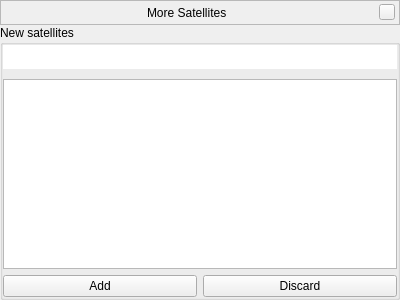
First picture: the form in plugins/Satellites/src/gui/satellitesImportDialog.ui, repository EvilTosha/Stellarium-GSoC12, before the edit.
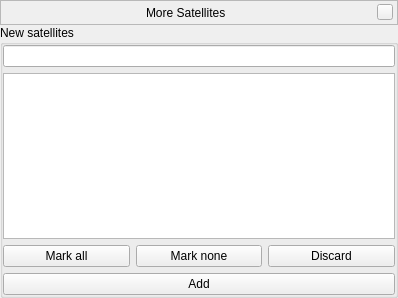
Second picture: the form after the edit. The open tabs and pages were chosen to show the change. Icons and pictures are not drawn. Custom widgets are drawn as their Qt base class.

```diff
--- a/plugins/Satellites/src/gui/satellitesImportDialog.ui
+++ b/plugins/Satellites/src/gui/satellitesImportDialog.ui
@@ -6,8 +6,8 @@
    <rect>
     <x>0</x>
     <y>0</y>
-    <width>400</width>
-    <height>300</height>
+    <width>398</width>
+    <height>298</height>
    </rect>
   </property>
   <layout class="QVBoxLayout" name="verticalLayoutMain">
@@ -186,40 +186,42 @@
            <number>0</number>
           </property>
           <item row="2" column="0">
-           <widget class="QPushButton" name="pushButtonAdd">
+           <widget class="QPushButton" name="pushButtonMarkAll">
             <property name="text">
-             <string>Add</string>
+             <string>Mark all</string>
             </property>
            </widget>
           </item>
           <item row="2" column="1">
+           <widget class="QPushButton" name="pushButtonMarkNone">
+            <property name="text">
+             <string>Mark none</string>
+            </property>
+           </widget>
+          </item>
+          <item row="2" column="2">
            <widget class="QPushButton" name="pushButtonDiscard">
             <property name="text">
              <string>Discard</string>
             </property>
            </widget>
           </item>
-          <item row="1" column="0" colspan="2">
+          <item row="3" column="0" colspan="3">
+           <widget class="QPushButton" name="pushButtonAdd">
+            <property name="text">
+             <string>Add</string>
+            </property>
+           </widget>
+          </item>
+          <item row="1" column="0" colspan="3">
            <widget class="QListView" name="listView">
             <property name="uniformItemSizes">
              <bool>true</bool>
             </property>
            </widget>
           </item>
-          <item row="0" column="0" colspan="2">
-           <widget class="QLineEdit" name="lineEditSearch">
-            <property name="styleSheet">
-             <string notr="true">QLineEdit {
-	margin: 0px 0px 4px 0px;
-	padding: 4px;
-	padding-left: 32px;
-	background-image: url(:/graphicGui/searchBoxBackground.png);
-	background-repeat: none;
-	background-position: center left;
-	border: none;
-}/* Stolen from the #citySearchLineEdit widget. */</string>
-            </property>
-           </widget>
+          <item row="0" column="0" colspan="3">
+           <widget class="QLineEdit" name="lineEditSearch"/>
           </item>
          </layout>
         </widget>
```
Left out of the diff: 9 changed lines with no effect on the pictures.
